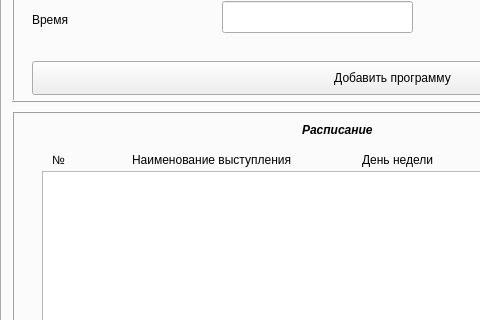
First picture: the form in mainwindow.ui, repository lnopreshelenec/lab_1, before the edit; both pictures show x 0 to 480 and y 155 to 475 of the 902 by 694 pixel window.
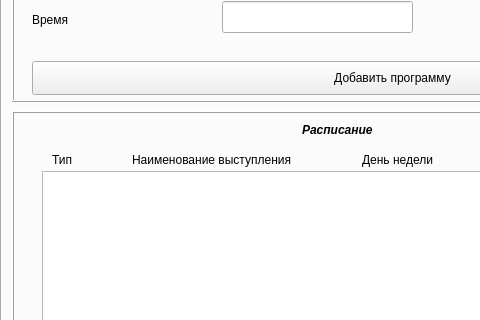
Second picture: the form after the edit.

```diff
--- a/mainwindow.ui
+++ b/mainwindow.ui
@@ -568,7 +568,7 @@
         </rect>
        </property>
        <property name="text">
-        <string>№</string>
+        <string>Тип</string>
        </property>
       </widget>
       <widget class="QLabel" name="label_30">
```
Left out of the diff: 4 changed lines with no effect on the pictures.
